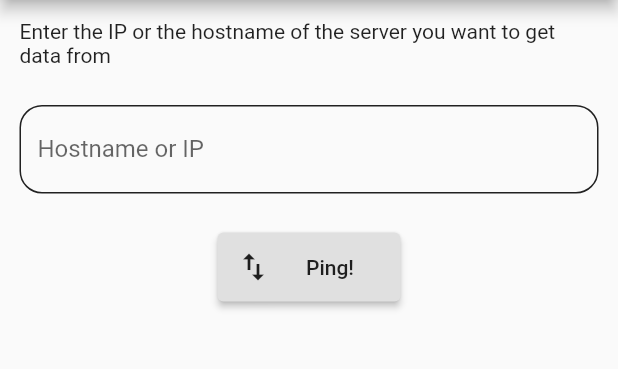
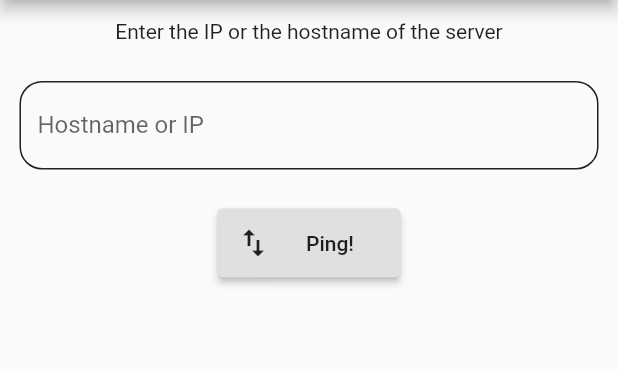
Before and after one commit to FBanitz/Minecraft_server_ping, a Flutter app: the screen it shows after launch, on a phone screen of 412 x 824 dp, the part 84-453 px from its top. Run offline on Flutter 3.47's test engine with Material 2 defaults, Android fonts, the light colour scheme and no system bars; our stand-ins replace flutter_html, flutter_spinkit.

Commit message:
added french

```diff
--- a/lib/home.dart
+++ b/lib/home.dart
@@ -1,4 +1,6 @@
 // config
+import 'package:minecraft_server_ping/generated/l10n.dart';
+
 import 'config.dart';
 
 // API services
@@ -121,11 +123,20 @@ class _HomeState extends State<Home> {
   Widget showData() {
     return Container(
       child: init
-        ? Text("Enter the IP or the hostname of the server you want to get data from")
+        ? Text(
+            S.of(context).welcome_message,
+            textAlign: TextAlign.center,
+          )
         : !connected
-        ? Text("You are not connected to the internet, check your connection")
+        ? Text(
+            S.of(context).no_internet,
+            textAlign: TextAlign.center,
+          )
         : !responseOnline
-        ? Text("Can't resolve hostname / IP")
+        ? Text(
+            S.of(context).wrong_ip,
+            textAlign: TextAlign.center,
+          )
         : Expanded(
             child: ListView(
               children: [
@@ -151,25 +162,25 @@ class _HomeState extends State<Home> {
 
   Widget showHostname() {
     if (responseHostname != null)
-      return Text("hostname : $responseHostname");
+      return Text(S.of(context).hostname(responseHostname));
     return SizedBox.shrink();
   }
 
   Widget showIp() {
     if (responseIp != null)
-      return Text("ip : $responseIp");
+      return Text("IP : $responseIp");
     return SizedBox.shrink();
   }
 
   Widget showPort() {
     if (responsePort != null)
-      return Text("port : $responsePort");
+      return Text("Port : $responsePort");
     return SizedBox.shrink();
   }
 
   Widget showVersion() {
     if (responseVersion != null)
-      return Text("version : $responseVersion");
+      return Text("Version : $responseVersion");
     return SizedBox.shrink();
   }
 
@@ -178,7 +189,7 @@ class _HomeState extends State<Home> {
       return Column(
       crossAxisAlignment: CrossAxisAlignment.start,
         children: [
-          Text("motd : "),
+          Text("Motd : "),
           Container(
             color: Colors.grey[700],
             margin: const EdgeInsets.all(13),
@@ -199,7 +210,7 @@ class _HomeState extends State<Home> {
     return Column(
       crossAxisAlignment: CrossAxisAlignment.start,
       children: [
-        Text("Players : $responsePlayerCount / $responseMaxPlayers"),
+        Text(S.of(context).players(responsePlayerCount, responseMaxPlayers)),
         if(responsePlayerList != null && responseMaxPlayers != null)
           showPlayerList(),
       ],
@@ -273,7 +284,7 @@ class _HomeState extends State<Home> {
   Widget input() {
     return TextField(
       decoration: InputDecoration(
-        labelText: 'Hostname or IP',
+        labelText: S.of(context).hostname_imput,
         enabledBorder: OutlineInputBorder(
           borderRadius: BorderRadius.circular(15),
           borderSide: BorderSide(
--- a/lib/main.dart
+++ b/lib/main.dart
@@ -1,4 +1,6 @@
 import 'package:flutter/material.dart';
+import 'package:flutter_localizations/flutter_localizations.dart';
+import 'package:minecraft_server_ping/generated/l10n.dart';
 import 'home.dart';
 
 void main() {
@@ -11,6 +13,7 @@ class MyApp extends StatelessWidget {
   Widget build(BuildContext context) {
     return MaterialApp(
       title: 'Minecraft Server Ping',
+
       theme: ThemeData(
         primarySwatch: Colors.blue,
         textTheme: TextTheme(bodyText1: TextStyle()),
@@ -19,6 +22,13 @@ class MyApp extends StatelessWidget {
       darkTheme: ThemeData(
         brightness: Brightness.dark,
       ),
+
+      localizationsDelegates: [
+        S.delegate,
+        GlobalMaterialLocalizations.delegate,
+        GlobalWidgetsLocalizations.delegate,
+        ],
+      supportedLocales: S.delegate.supportedLocales,
       home: Home(),
     );
   }
```
Also changed, not shown: lib/l10n/intl_en.arb (added, +8 -0 lines), lib/l10n/intl_fr.arb (added, +8 -0 lines), pubspec.yaml (+4 -7 lines), lib/generated/intl/messages_all.dart (added), lib/generated/intl/messages_en.dart (added), lib/generated/intl/messages_fr.dart (added), lib/generated/l10n.dart (added), pubspec.lock, 1 other file.
